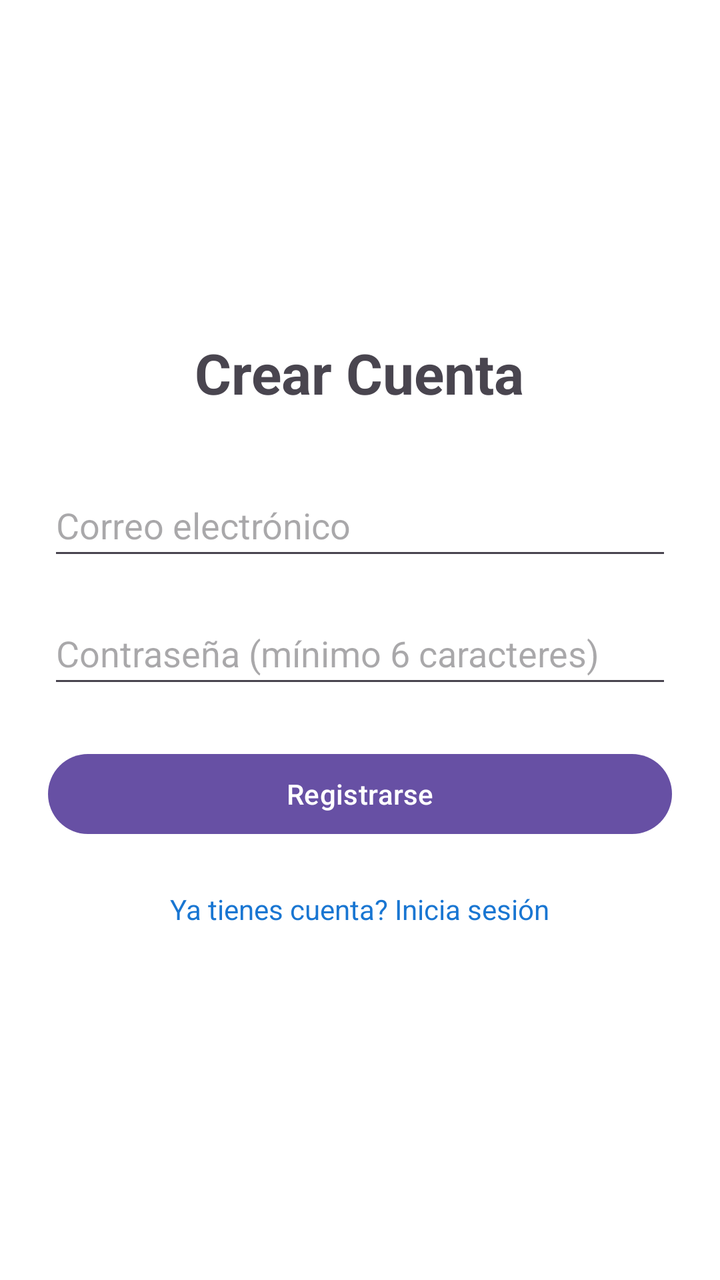
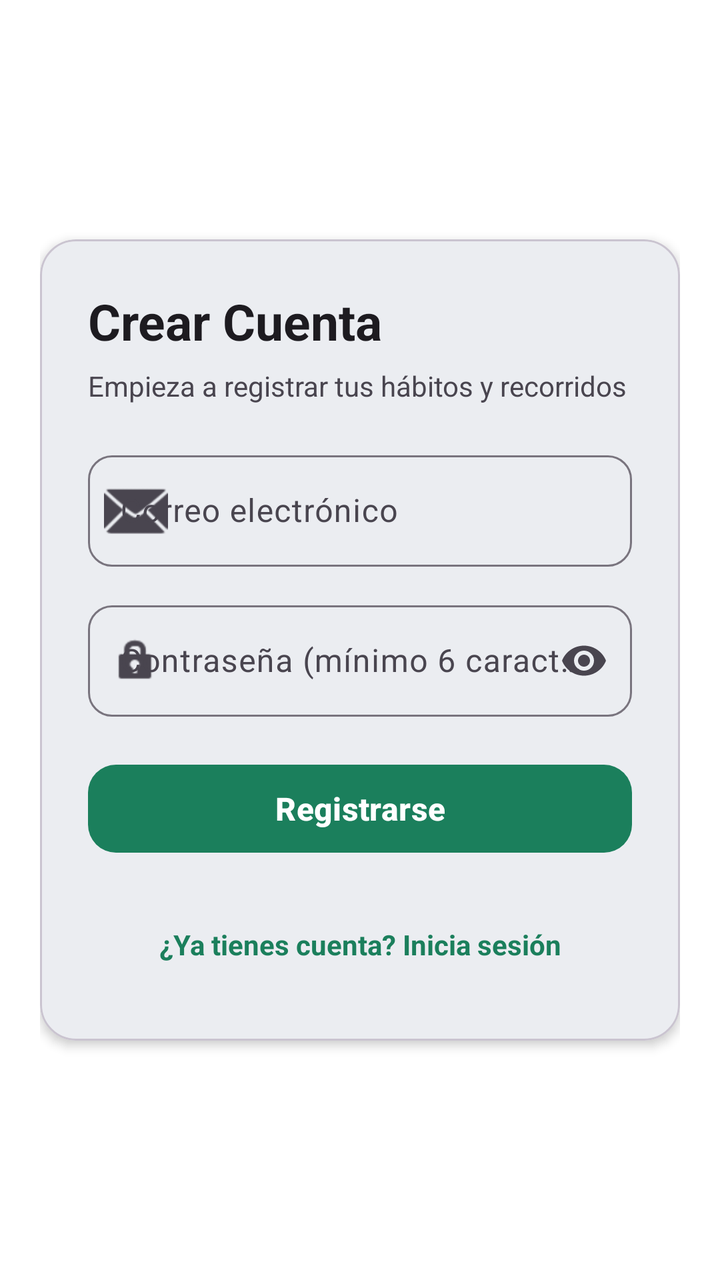

Screens rendered from an Android XML layout before and after an edit, with the pre-edit source and the edit as a unified diff.
<!-- AndroidManifest.xml: application theme Theme.HabiTrack -->
<!-- res/layout/activity_pantalla_registro.xml -->
<?xml version="1.0" encoding="utf-8"?>
<LinearLayout xmlns:android="http://schemas.android.com/apk/res/android"
    android:layout_width="match_parent"
    android:layout_height="match_parent"
    android:gravity="center"
    android:orientation="vertical"
    android:padding="24dp">

    <TextView
        android:layout_width="wrap_content"
        android:layout_height="wrap_content"
        android:layout_marginBottom="32dp"
        android:text="Crear Cuenta"
        android:textSize="28sp"
        android:textStyle="bold" />

    <EditText
        android:id="@+id/etEmailRegistro"
        android:layout_width="match_parent"
        android:layout_height="wrap_content"
        android:layout_marginBottom="16dp"
        android:hint="Correo electrónico"
        android:inputType="textEmailAddress"
        android:minHeight="48dp" />

    <EditText
        android:id="@+id/etPasswordRegistro"
        android:layout_width="match_parent"
        android:layout_height="wrap_content"
        android:layout_marginBottom="24dp"
        android:hint="Contraseña (mínimo 6 caracteres)"
        android:inputType="textPassword"
        android:minHeight="48dp" />

    <Button
        android:id="@+id/btnRegistrar"
        android:layout_width="match_parent"
        android:layout_height="wrap_content"
        android:layout_marginBottom="16dp"
        android:text="Registrarse" />

    <TextView
        android:id="@+id/tvVolverLogin"
        android:layout_width="wrap_content"
        android:layout_height="wrap_content"
        android:padding="8dp"
        android:text="Ya tienes cuenta? Inicia sesión"
        android:textColor="#1976D2" />

</LinearLayout>
<!-- resources referenced by this layout -->
<resources>
  <style name="Theme.HabiTrack" parent="Base.Theme.HabiTrack" />
  <style name="Base.Theme.HabiTrack" parent="Theme.Material3.Light.NoActionBar">
  
          <item name="android:windowBackground">@android:color/white</item>
          <item name="android:textColorPrimary">@android:color/black</item>
  
      </style>
</resources>

<!-- the commit's change to res/layout/activity_pantalla_registro.xml (unified diff, before → after) -->
@@ -1,50 +1,114 @@
 <?xml version="1.0" encoding="utf-8"?>
-<LinearLayout xmlns:android="http://schemas.android.com/apk/res/android"
+<ScrollView xmlns:android="http://schemas.android.com/apk/res/android"
+    xmlns:app="http://schemas.android.com/apk/res-auto"
     android:layout_width="match_parent"
     android:layout_height="match_parent"
-    android:gravity="center"
-    android:orientation="vertical"
-    android:padding="24dp">
+    android:background="?attr/colorSurfaceContainerLowest"
+    android:fillViewport="true">
 
-    <TextView
-        android:layout_width="wrap_content"
-        android:layout_height="wrap_content"
-        android:layout_marginBottom="32dp"
-        android:text="Crear Cuenta"
-        android:textSize="28sp"
-        android:textStyle="bold" />
-
-    <EditText
-        android:id="@+id/etEmailRegistro"
+    <LinearLayout
         android:layout_width="match_parent"
         android:layout_height="wrap_content"
-        android:layout_marginBottom="16dp"
-        android:hint="Correo electrónico"
-        android:inputType="textEmailAddress"
-        android:minHeight="48dp" />
+        android:gravity="center"
+        android:orientation="vertical"
+        android:padding="20dp">
 
-    <EditText
-        android:id="@+id/etPasswordRegistro"
-        android:layout_width="match_parent"
-        android:layout_height="wrap_content"
-        android:layout_marginBottom="24dp"
-        android:hint="Contraseña (mínimo 6 caracteres)"
-        android:inputType="textPassword"
-        android:minHeight="48dp" />
+        <com.google.android.material.card.MaterialCardView
+            android:layout_width="match_parent"
+            android:layout_height="wrap_content"
+            app:cardBackgroundColor="?attr/colorSurface"
+            app:cardCornerRadius="18dp"
+            app:cardElevation="3dp"
+            app:strokeColor="?attr/colorOutlineVariant"
+            app:strokeWidth="1dp">
 
-    <Button
-        android:id="@+id/btnRegistrar"
-        android:layout_width="match_parent"
-        android:layout_height="wrap_content"
-        android:layout_marginBottom="16dp"
-        android:text="Registrarse" />
+            <LinearLayout
+                android:layout_width="match_parent"
+                android:layout_height="wrap_content"
+                android:orientation="vertical"
+                android:padding="24dp">
 
-    <TextView
-        android:id="@+id/tvVolverLogin"
-        android:layout_width="wrap_content"
-        android:layout_height="wrap_content"
-        android:padding="8dp"
-        android:text="Ya tienes cuenta? Inicia sesión"
-        android:textColor="#1976D2" />
+                <TextView
+                    android:layout_width="match_parent"
+                    android:layout_height="wrap_content"
+                    android:text="Crear Cuenta"
+                    android:textColor="?attr/colorOnSurface"
+                    android:textSize="25sp"
+                    android:textStyle="bold" />
 
-</LinearLayout>
+                <TextView
+                    android:layout_width="match_parent"
+                    android:layout_height="wrap_content"
+                    android:layout_marginTop="6dp"
+                    android:layout_marginBottom="20dp"
+                    android:text="Empieza a registrar tus hábitos y recorridos"
+                    android:textColor="?attr/colorOnSurfaceVariant"
+                    android:textSize="14sp" />
+
+                <com.google.android.material.textfield.TextInputLayout
+                    style="@style/Widget.Material3.TextInputLayout.OutlinedBox"
+                    android:layout_width="match_parent"
+                    android:layout_height="wrap_content"
+                    android:layout_marginBottom="14dp"
+                    android:hint="Correo electrónico"
+                    app:boxCornerRadiusBottomEnd="12dp"
+                    app:boxCornerRadiusBottomStart="12dp"
+                    app:boxCornerRadiusTopEnd="12dp"
+                    app:boxCornerRadiusTopStart="12dp"
+                    app:startIconDrawable="@android:drawable/ic_dialog_email">
+
+                    <com.google.android.material.textfield.TextInputEditText
+                        android:id="@+id/etEmailRegistro"
+                        android:layout_width="match_parent"
+                        android:layout_height="wrap_content"
+                        android:autofillHints="emailAddress"
+                        android:inputType="textEmailAddress" />
+                </com.google.android.material.textfield.TextInputLayout>
+
+                <com.google.android.material.textfield.TextInputLayout
+                    style="@style/Widget.Material3.TextInputLayout.OutlinedBox"
+                    android:layout_width="match_parent"
+                    android:layout_height="wrap_content"
+                    android:layout_marginBottom="20dp"
+                    android:hint="Contraseña (mínimo 6 caracteres)"
+                    app:boxCornerRadiusBottomEnd="12dp"
+                    app:boxCornerRadiusBottomStart="12dp"
+                    app:boxCornerRadiusTopEnd="12dp"
+                    app:boxCornerRadiusTopStart="12dp"
+                    app:endIconMode="password_toggle"
+                    app:startIconDrawable="@android:drawable/ic_lock_idle_lock">
+
+                    <com.google.android.material.textfield.TextInputEditText
+                        android:id="@+id/etPasswordRegistro"
+                        android:layout_width="match_parent"
+                        android:layout_height="wrap_content"
+                        android:autofillHints="password"
+                        android:inputType="textPassword" />
+                </com.google.android.material.textfield.TextInputLayout>
+
+                <com.google.android.material.button.MaterialButton
+                    android:id="@+id/btnRegistrar"
+                    android:layout_width="match_parent"
+                    android:layout_height="52dp"
+                    android:text="Registrarse"
+                    android:textAllCaps="false"
+                    android:textSize="16sp"
+                    android:textStyle="bold"
+                    app:cornerRadius="14dp" />
+
+                <TextView
+                    android:id="@+id/tvVolverLogin"
+                    android:layout_width="match_parent"
+                    android:layout_height="wrap_content"
+                    android:layout_marginTop="18dp"
+                    android:gravity="center"
+                    android:minHeight="48dp"
+                    android:text="¿Ya tienes cuenta? Inicia sesión"
+                    android:textColor="?attr/colorPrimary"
+                    android:textSize="14sp"
+                    android:textStyle="bold" />
+
+            </LinearLayout>
+        </com.google.android.material.card.MaterialCardView>
+    </LinearLayout>
+</ScrollView>
<!-- resource entries referenced after the edit -->
@@ -5,7 +5,11 @@
   
           <item name="android:windowBackground">@android:color/white</item>
           <item name="android:textColorPrimary">@android:color/black</item>
+          <item name="colorPrimary">@color/ht_primary</item>
+          <item name="colorOnPrimary">@color/ht_on_primary</item>
   
       </style>
+  <color name="ht_primary">#1B7F5C</color>
+  <color name="ht_on_primary">#FFFFFF</color>
 </resources>
 
